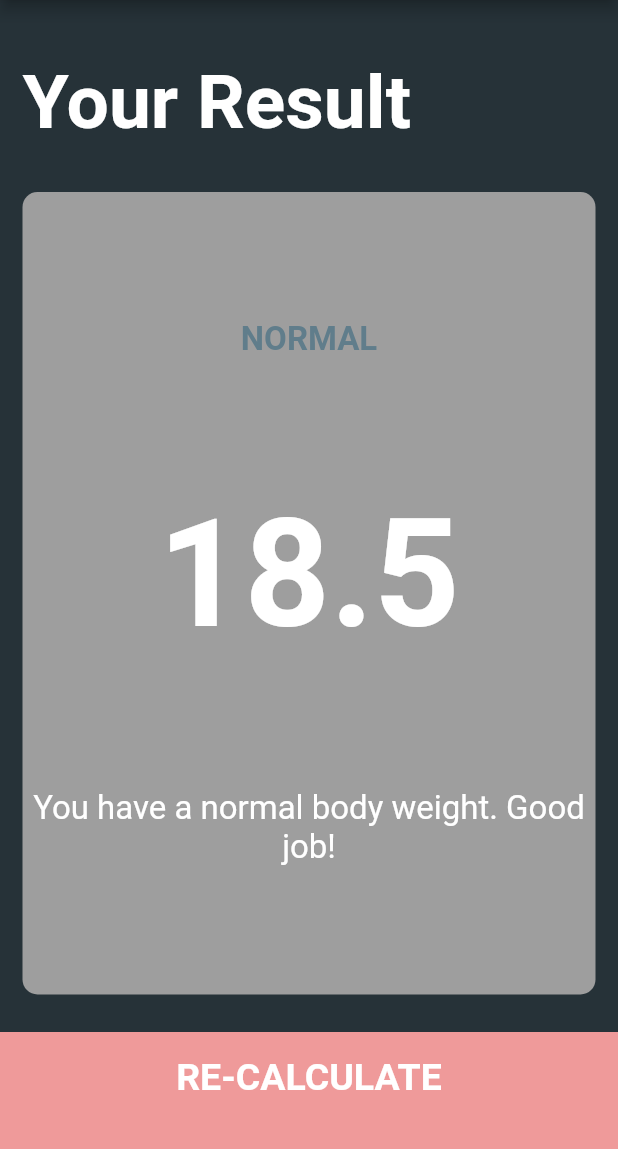
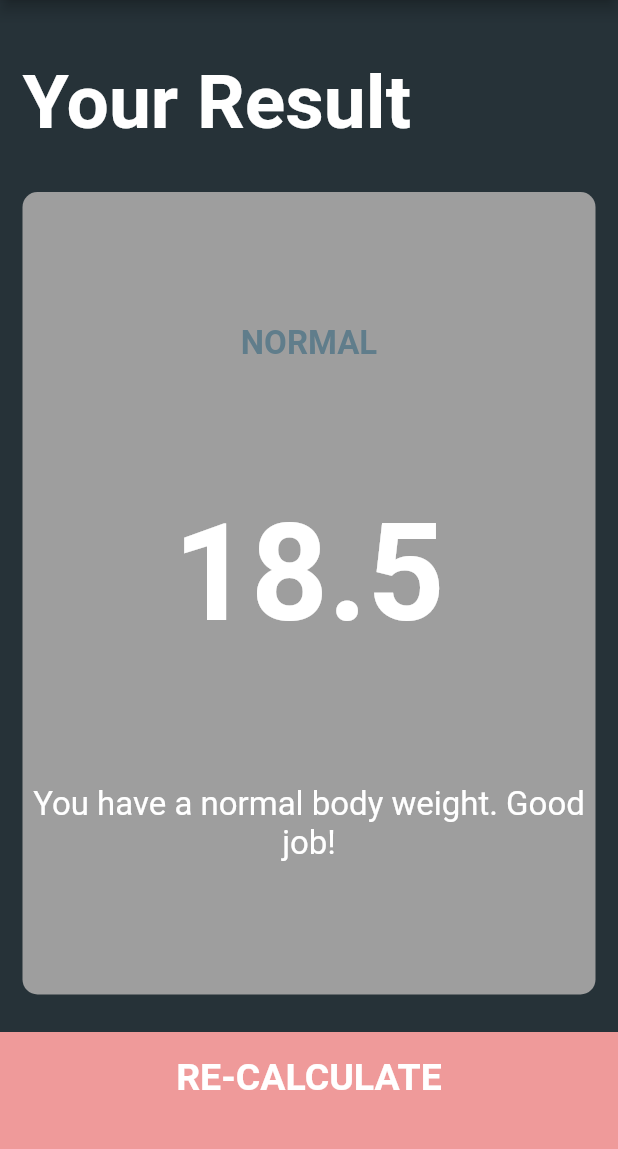
Before and after one commit to OxamaHxn/BMI-Calculator-Flutter-, a Flutter app: the screen it shows after launch, after a tap on "CALCULATE", on a phone screen of 412 x 824 dp, the part 84-1233 px from its top. Run offline on Flutter 3.47's test engine with Material 2 defaults, Android fonts, the phone set to English and light mode, and no system bars; our stand-ins replace font_awesome_flutter.

Commit message:
result text font changed

```diff
--- a/lib/constants.dart
+++ b/lib/constants.dart
@@ -32,7 +32,7 @@ const kResultTextStyle = TextStyle(
 );
 
 const kBMITextStyle = TextStyle(
-  fontSize: 100.0,
+  fontSize: 90.0,
   fontWeight: FontWeight.bold,
 );
 
```
